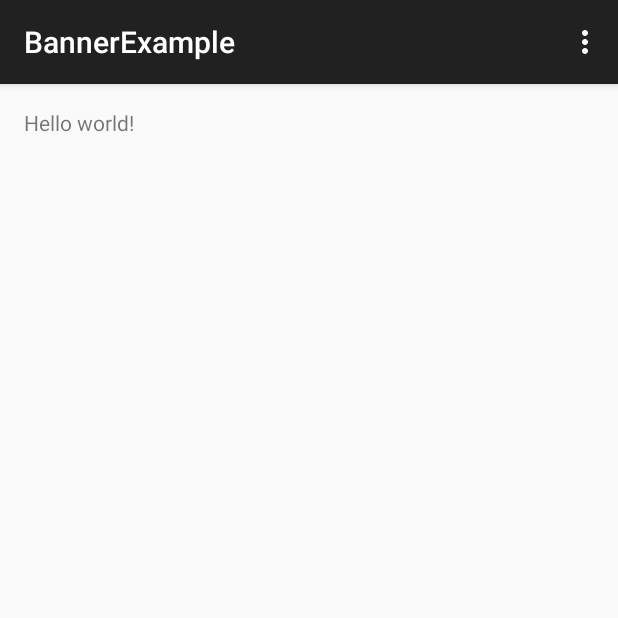
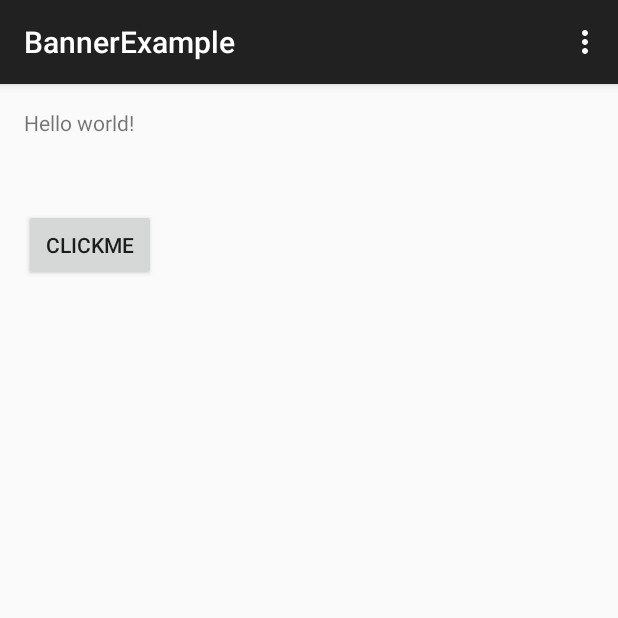
Before and after one commit to satishmkini/DoubleClickBanner1A, an Android app: the screen it shows after launch (MyActivity), on a phone screen of 412 x 824 dp, the top half of it. Run offline under Robolectric (Android 15) with nearby library versions, the phone set to English and light mode, and no system bars; our stand-ins replace AdMob; libraries missing offline, so code that uses them is left out: com.google.android.gms, net.hockeyapp.android; plain views replace PublisherAdView; 4 statements that could not run were skipped.

```diff
--- a/app/src/main/java/com/google/android/gms/example/bannerexample/MyActivity.java
+++ b/app/src/main/java/com/google/android/gms/example/bannerexample/MyActivity.java
@@ -19,6 +19,7 @@ import android.os.Bundle;
 import android.support.v7.app.ActionBarActivity;
 import android.view.Menu;
 import android.view.MenuItem;
+import android.view.View;
 
 import com.google.android.gms.ads.doubleclick.PublisherAdRequest;
 import com.google.android.gms.ads.doubleclick.PublisherAdView;
@@ -75,7 +76,12 @@ public class MyActivity extends ActionBarActivity {
         }
         super.onPause();
     }
-
+    public void onButtonClick ( View v)
+    {
+        int num1 = 0;
+        int num2 = 0;
+        int num3 = num1/num2;
+    }
     /** Called when returning to the activity */
     @Override
     public void onResume() {
--- a/app/src/main/res/layout/activity_my.xml
+++ b/app/src/main/res/layout/activity_my.xml
@@ -13,7 +13,8 @@
         android:layout_height="wrap_content"
         android:layout_marginLeft="@dimen/activity_horizontal_margin"
         android:layout_marginStart="@dimen/activity_horizontal_margin"
-        android:text="@string/hello_world" />
+        android:text="@string/hello_world"
+        android:id="@+id/textView" />
 
     <com.google.android.gms.ads.doubleclick.PublisherAdView
         android:id="@+id/ad_view"
@@ -24,4 +25,16 @@
         ads:adSize="BANNER"
         ads:adUnitId="@+string/ad_unit_id" />
 
+    <Button
+        android:layout_width="wrap_content"
+        android:layout_height="wrap_content"
+        android:text="Clickme"
+        android:id="@+id/button"
+        android:layout_below="@+id/textView"
+        android:layout_alignLeft="@+id/textView"
+        android:layout_alignStart="@+id/textView"
+        android:layout_marginTop="48dp"
+        android:clickable="true"
+        android:onClick="onButtonClick" />
+
 </RelativeLayout>
```
